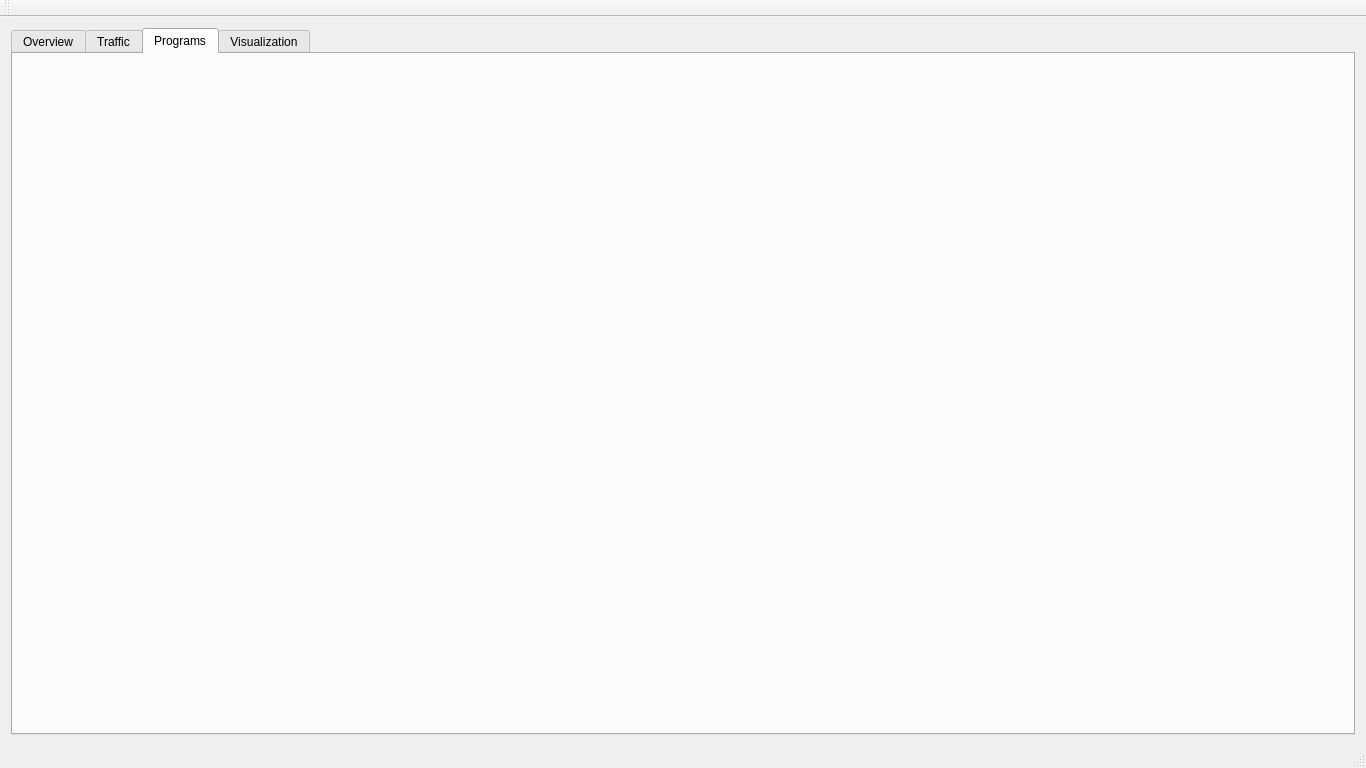
achow101/NetPriv, file overview.ui: the form before one commit.
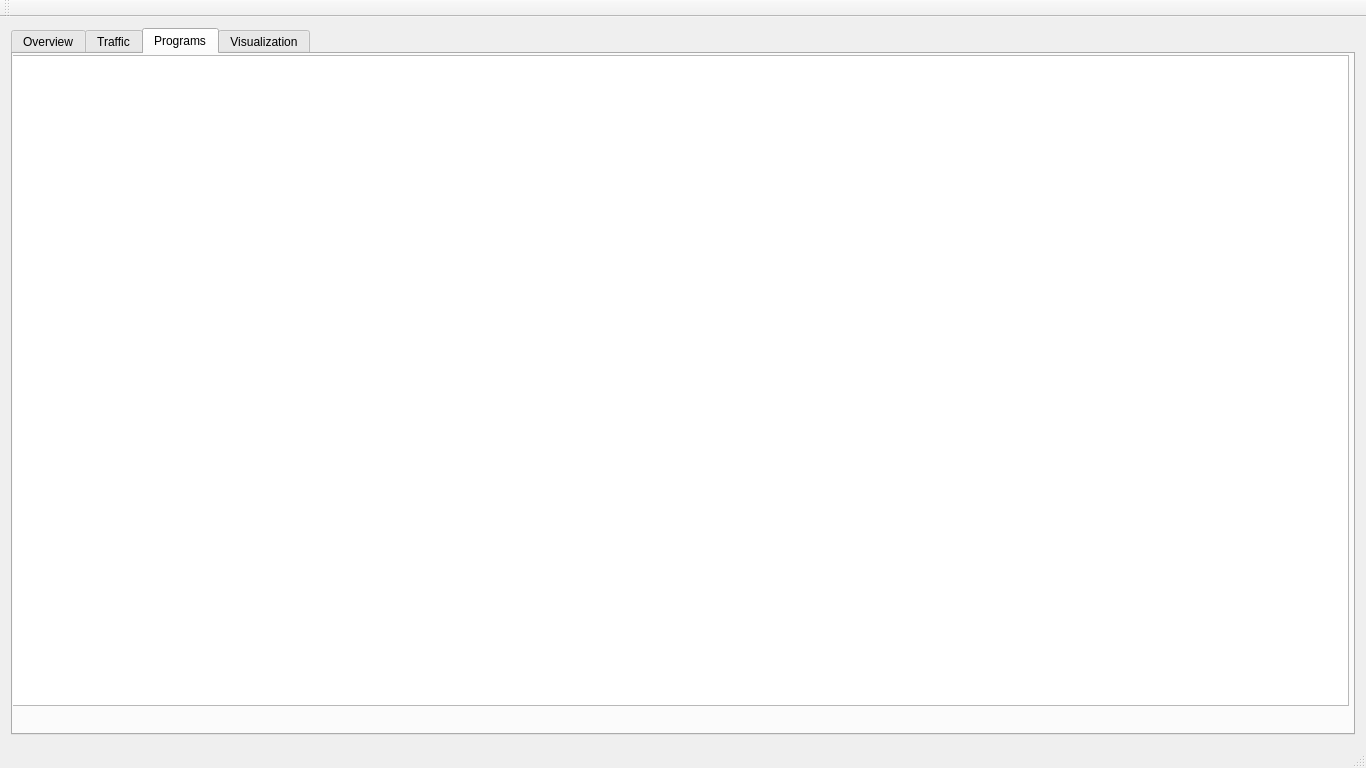
The form after the commit. The open tabs and pages were chosen to show the change.

Commit message:
Added Beginnings of Table
A template for using a table for the data was added to the Programs tab

What changed in the file:
```diff
--- a/overview.ui
+++ b/overview.ui
@@ -71,6 +71,16 @@
        <attribute name="title">
         <string>Programs</string>
        </attribute>
+       <widget class="QTableView" name="tableView">
+        <property name="geometry">
+         <rect>
+          <x>-5</x>
+          <y>1</y>
+          <width>1341</width>
+          <height>651</height>
+         </rect>
+        </property>
+       </widget>
       </widget>
       <widget class="QWidget" name="tab_4">
        <attribute name="title">
```
Left out of the diff: 4 changed lines with no effect on the pictures. The commit also changes 2 other files.
